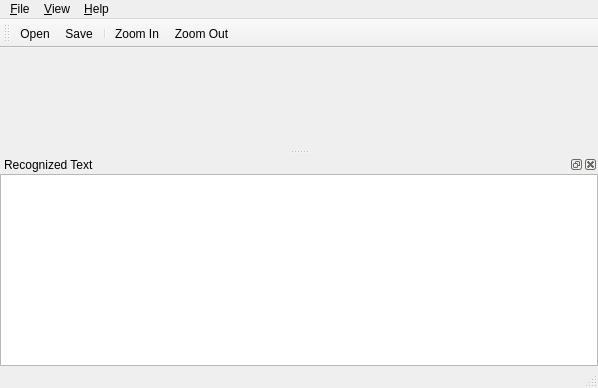
First picture: the form in src/qhocr_mainwin.ui, repository diegoiast/qhocr, before the edit.
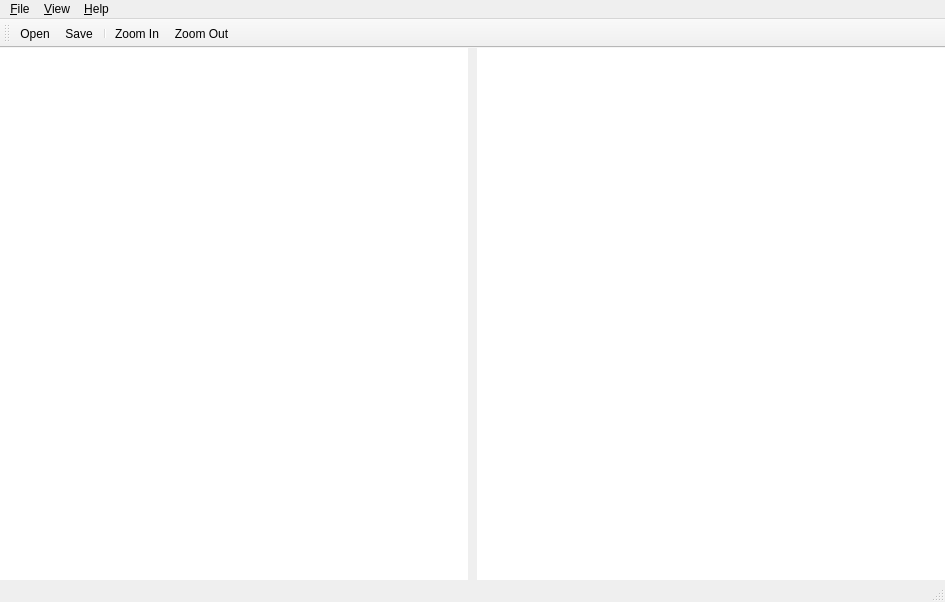
Second picture: the form after the edit. Icons and pictures are not drawn. Custom widgets are drawn as their Qt base class.

What changed in the file:
```diff
--- a/src/qhocr_mainwin.ui
+++ b/src/qhocr_mainwin.ui
@@ -7,15 +7,15 @@
    <rect>
     <x>0</x>
     <y>0</y>
-    <width>598</width>
-    <height>388</height>
+    <width>945</width>
+    <height>602</height>
    </rect>
   </property>
   <property name="windowTitle">
    <string>MainWindow</string>
   </property>
   <widget class="QWidget" name="centralwidget">
-   <layout class="QVBoxLayout">
+   <layout class="QVBoxLayout" name="verticalLayout_2">
     <property name="spacing">
      <number>0</number>
     </property>
@@ -31,6 +31,182 @@
     <property name="bottomMargin">
      <number>0</number>
     </property>
+    <item>
+     <layout class="QHBoxLayout" name="horizontalLayout">
+      <property name="spacing">
+       <number>9</number>
+      </property>
+      <property name="leftMargin">
+       <number>0</number>
+      </property>
+      <property name="topMargin">
+       <number>0</number>
+      </property>
+      <property name="rightMargin">
+       <number>0</number>
+      </property>
+      <item>
+       <widget class="QTextBrowser" name="scannedText">
+        <property name="sizePolicy">
+         <sizepolicy hsizetype="MinimumExpanding" vsizetype="MinimumExpanding">
+          <horstretch>1</horstretch>
+          <verstretch>0</verstretch>
+         </sizepolicy>
+        </property>
+        <property name="font">
+         <font>
+          <family>Serif</family>
+          <pointsize>16</pointsize>
+         </font>
+        </property>
+        <property name="layoutDirection">
+         <enum>Qt::RightToLeft</enum>
+        </property>
+        <property name="frameShape">
+         <enum>QFrame::NoFrame</enum>
+        </property>
+        <property name="readOnly">
+         <bool>true</bool>
+        </property>
+        <property name="tabStopWidth">
+         <number>80</number>
+        </property>
+        <property name="acceptRichText">
+         <bool>false</bool>
+        </property>
+        <property name="openExternalLinks">
+         <bool>true</bool>
+        </property>
+       </widget>
+      </item>
+      <item>
+       <widget class="QScrollArea" name="scrollArea">
+        <property name="sizePolicy">
+         <sizepolicy hsizetype="MinimumExpanding" vsizetype="Expanding">
+          <horstretch>1</horstretch>
+          <verstretch>0</verstretch>
+         </sizepolicy>
+        </property>
+        <property name="frameShape">
+         <enum>QFrame::NoFrame</enum>
+        </property>
+        <property name="widgetResizable">
+         <bool>true</bool>
+        </property>
+        <widget class="QWidget" name="scrollAreaWidgetContents">
+         <property name="geometry">
+          <rect>
+           <x>0</x>
+           <y>0</y>
+           <width>467</width>
+           <height>517</height>
+          </rect>
+         </property>
+         <property name="sizePolicy">
+          <sizepolicy hsizetype="MinimumExpanding" vsizetype="Expanding">
+           <horstretch>1</horstretch>
+           <verstretch>0</verstretch>
+          </sizepolicy>
+         </property>
+         <layout class="QVBoxLayout" name="verticalLayout">
+          <property name="spacing">
+           <number>0</number>
+          </property>
+          <property name="leftMargin">
+           <number>0</number>
+          </property>
+          <property name="topMargin">
+           <number>0</number>
+          </property>
+          <property name="rightMargin">
+           <number>0</number>
+          </property>
+          <property name="bottomMargin">
+           <number>0</number>
+          </property>
+          <item>
+           <widget class="PixmapViewer" name="imageViewer" native="true">
+            <property name="sizePolicy">
+             <sizepolicy hsizetype="Preferred" vsizetype="MinimumExpanding">
+              <horstretch>1</horstretch>
+              <verstretch>0</verstretch>
+             </sizepolicy>
+            </property>
+            <property name="palette">
+             <palette>
+              <active>
+               <colorrole role="Base">
+                <brush brushstyle="SolidPattern">
+                 <color alpha="255">
+                  <red>252</red>
+                  <green>252</green>
+                  <blue>252</blue>
+                 </color>
+                </brush>
+               </colorrole>
+               <colorrole role="Window">
+                <brush brushstyle="SolidPattern">
+                 <color alpha="255">
+                  <red>255</red>
+                  <green>255</green>
+                  <blue>255</blue>
+                 </color>
+                </brush>
+               </colorrole>
+              </active>
+              <inactive>
+               <colorrole role="Base">
+                <brush brushstyle="SolidPattern">
+                 <color alpha="255">
+                  <red>252</red>
+                  <green>252</green>
+                  <blue>252</blue>
+                 </color>
+                </brush>
+               </colorrole>
+               <colorrole role="Window">
+                <brush brushstyle="SolidPattern">
+                 <color alpha="255">
+                  <red>255</red>
+                  <green>255</green>
+                  <blue>255</blue>
+                 </color>
+                </brush>
+               </colorrole>
+              </inactive>
+              <disabled>
+               <colorrole role="Base">
+                <brush brushstyle="SolidPattern">
+                 <color alpha="255">
+                  <red>255</red>
+                  <green>255</green>
+                  <blue>255</blue>
+                 </color>
+                </brush>
+               </colorrole>
+               <colorrole role="Window">
+                <brush brushstyle="SolidPattern">
+                 <color alpha="255">
+                  <red>255</red>
+                  <green>255</green>
+                  <blue>255</blue>
+                 </color>
+                </brush>
+               </colorrole>
+              </disabled>
+             </palette>
+            </property>
+            <property name="autoFillBackground">
+             <bool>true</bool>
+            </property>
+           </widget>
+          </item>
+         </layout>
+        </widget>
+       </widget>
+      </item>
+     </layout>
+    </item>
    </layout>
   </widget>
   <widget class="QMenuBar" name="menubar">
@@ -38,7 +214,7 @@
     <rect>
      <x>0</x>
      <y>0</y>
-     <width>598</width>
+     <width>945</width>
      <height>21</height>
     </rect>
    </property>
@@ -75,49 +251,6 @@
    <addaction name="menu_Help"/>
   </widget>
   <widget class="QStatusBar" name="statusbar"/>
-  <widget class="QDockWidget" name="dockWidget">
-   <property name="windowTitle">
-    <string>Recognized Text</string>
-   </property>
-   <attribute name="dockWidgetArea">
-    <number>8</number>
-   </attribute>
-   <widget class="QWidget" name="dockWidgetContents">
-    <layout class="QVBoxLayout">
-     <property name="spacing">
-      <number>0</number>
-     </property>
-     <property name="leftMargin">
-      <number>0</number>
-     </property>
-     <property name="topMargin">
-      <number>0</number>
-     </property>
-     <property name="rightMargin">
-      <number>0</number>
-     </property>
-     <property name="bottomMargin">
-      <number>0</number>
-     </property>
-     <item>
-      <widget class="QTextEdit" name="scannedText">
-       <property name="layoutDirection">
-        <enum>Qt::RightToLeft</enum>
-       </property>
-       <property name="readOnly">
-        <bool>true</bool>
-       </property>
-       <property name="tabStopWidth">
-        <number>80</number>
-       </property>
-       <property name="acceptRichText">
-        <bool>false</bool>
-       </property>
-      </widget>
-     </item>
-    </layout>
-   </widget>
-  </widget>
   <widget class="QToolBar" name="toolBar">
    <property name="enabled">
     <bool>true</bool>
@@ -232,6 +365,14 @@
   </action>
  </widget>
  <layoutdefault spacing="0" margin="0"/>
+ <customwidgets>
+  <customwidget>
+   <class>PixmapViewer</class>
+   <extends>QWidget</extends>
+   <header>pixmapviewer.h</header>
+   <container>1</container>
+  </customwidget>
+ </customwidgets>
  <resources>
   <include location="qhocr.qrc"/>
  </resources>
```
